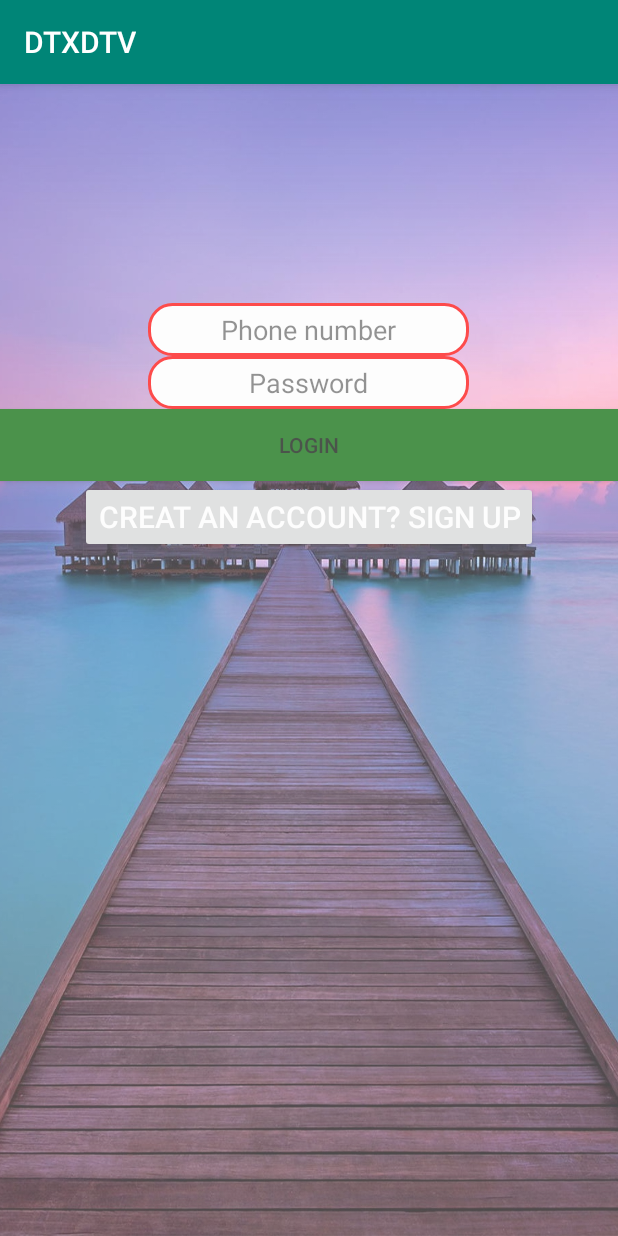
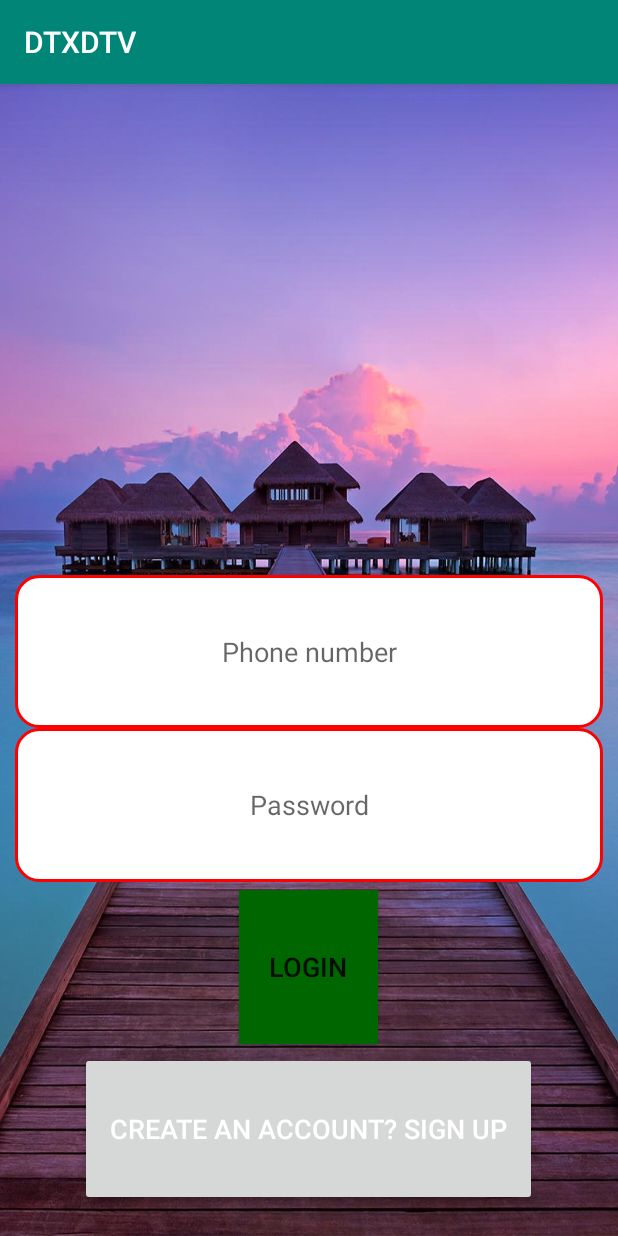
Before and after one commit to htn274/dtxdtv, an Android app: the screen it shows after launch (login), on a phone screen of 412 x 824 dp. Run offline under Robolectric (Android 15) with nearby library versions, the phone set to English and light mode, and no system bars; our stand-ins replace Volley.

Commit message:
fix layout

```diff
--- a/app/src/main/res/layout/activity_login.xml
+++ b/app/src/main/res/layout/activity_login.xml
@@ -2,69 +2,71 @@
 <LinearLayout xmlns:android="http://schemas.android.com/apk/res/android"
     xmlns:app="http://schemas.android.com/apk/res-auto"
     xmlns:tools="http://schemas.android.com/tools"
+    tools:context=".login"
+    android:background="@mipmap/background"
     android:layout_width="match_parent"
     android:layout_height="match_parent"
-    tools:context=".login"
-    android:background="@mipmap/background"
-    android:layout_centerHorizontal="true"
-    android:layout_centerVertical="true"
-    android:orientation="vertical"
-    android:alpha="0.7">
+    android:paddingBottom="20dp"
+    android:paddingTop="20dp"
+    android:paddingStart="10dp"
+    android:paddingEnd="10dp"
+    android:orientation="vertical">
 
-    <ImageView
-        android:layout_width="146dp"
-        android:layout_height="146dp"
-        android:layout_gravity="center"
-        tools:layout_editor_absoluteX="119dp"
-        tools:layout_editor_absoluteY="50dp"
-        android:paddingBottom="15dp"/>
+    <View
+        android:layout_width="match_parent"
+        android:layout_height="0dp"
+        android:layout_weight="3"/>
 
     <EditText
-        android:layout_width="214dp"
-        android:layout_height="wrap_content"
-        android:padding="5dp"
+        android:id="@+id/editText_phonenumber"
+        android:layout_width="match_parent"
+        android:layout_height="0dp"
+        android:layout_weight="1"
         android:layout_gravity="center"
         android:background="@drawable/border_edittext"
         android:hint="Phone number"
-        android:textAlignment="center"
-        tools:layout_editor_absoluteX="100dp"
-        tools:layout_editor_absoluteY="243dp"
-        android:id="@+id/editText_phonenumber"
-        android:inputType="number"/>
+        android:inputType="number"
+        android:padding="5dp"
+        android:textAlignment="center"/>
+
 
     <EditText
-        android:layout_width="214dp"
-        android:layout_height="wrap_content"
+        android:id="@+id/editText_password"
+        android:layout_width="match_parent"
+        android:layout_height="0dp"
+        android:layout_weight="1"
         android:layout_gravity="center"
         android:background="@drawable/border_edittext"
-        android:padding="5dp"
         android:hint="Password"
-        android:textAlignment="center"
-        tools:layout_editor_absoluteX="100dp"
-        tools:layout_editor_absoluteY="298dp"
-        android:id="@+id/editText_password"
-        android:inputType="textPassword"/>
+        android:inputType="textPassword"
+        android:textAlignment="center"/>
 
     <Button
-        android:layout_width="match_parent"
-        android:layout_height="wrap_content"
+        android:id="@+id/btn_login"
+        android:layout_width="wrap_content"
+        android:paddingStart="20dp"
+        android:paddingEnd="20dp"
+        android:layout_height="0dp"
+        android:layout_weight="1"
+        android:layout_gravity="center"
+        android:layout_marginTop="5dp"
         android:background="@color/colorDarkGreen"
+        android:onClick="loginOnlick"
         android:text="Login"
-        android:textAlignment="center"
-        tools:layout_editor_absoluteX="0dp"
-        tools:layout_editor_absoluteY="372dp"
-        android:id="@+id/btn_login"
-        android:onClick="loginOnlick"/>
+        android:textSize="18sp"
+        android:textAlignment="center"/>
 
     <Button
+        android:id="@+id/buttonSignUp"
         android:layout_width="wrap_content"
-        android:layout_height="wrap_content"
-        android:text="Creat an account? Sign up"
-        android:textSize="20dp"
-        tools:layout_editor_absoluteX="91dp"
-        tools:layout_editor_absoluteY="450dp"
+        android:paddingStart="20dp"
+        android:paddingEnd="20dp"
+        android:layout_height="0dp"
+        android:layout_weight="1"
+        android:layout_gravity="center"
+        android:layout_marginTop="5dp"
+        android:text="Create an account? Sign up"
         android:textColor="@color/colorWhite"
-        android:id="@+id/buttonSignUp"
-        android:layout_gravity="center"/>
+        android:textSize="18sp"/>
 
 </LinearLayout>
```
